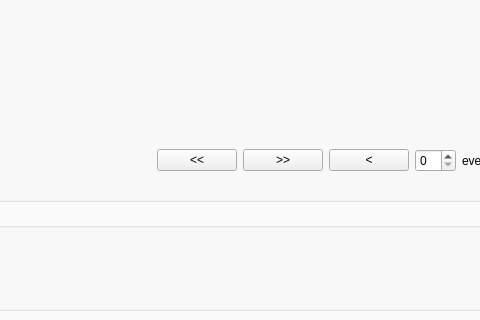
Old version of the form hfovis/interface.ui in the repository raahijogani/hfovis; both pictures show x 361 to 841 and y 152 to 472 of the 995 by 908 pixel window.
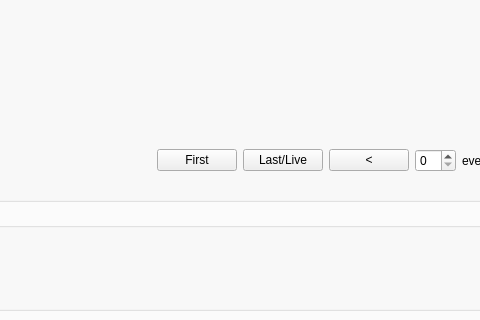
New version of the form. Custom widgets are drawn as their Qt base class.

Commit message: Change first and last button names

Diff of the .ui file:
```diff
--- a/hfovis/interface.ui
+++ b/hfovis/interface.ui
@@ -125,14 +125,14 @@
                  <item>
                   <widget class="QPushButton" name="firstEventButton">
                    <property name="text">
-                    <string>&lt;&lt;</string>
+                    <string>First</string>
                    </property>
                   </widget>
                  </item>
                  <item>
                   <widget class="QPushButton" name="lastEventButton">
                    <property name="text">
-                    <string>&gt;&gt;</string>
+                    <string>Last/Live</string>
                    </property>
                   </widget>
                  </item>
```
The commit also changes 1 other file.
